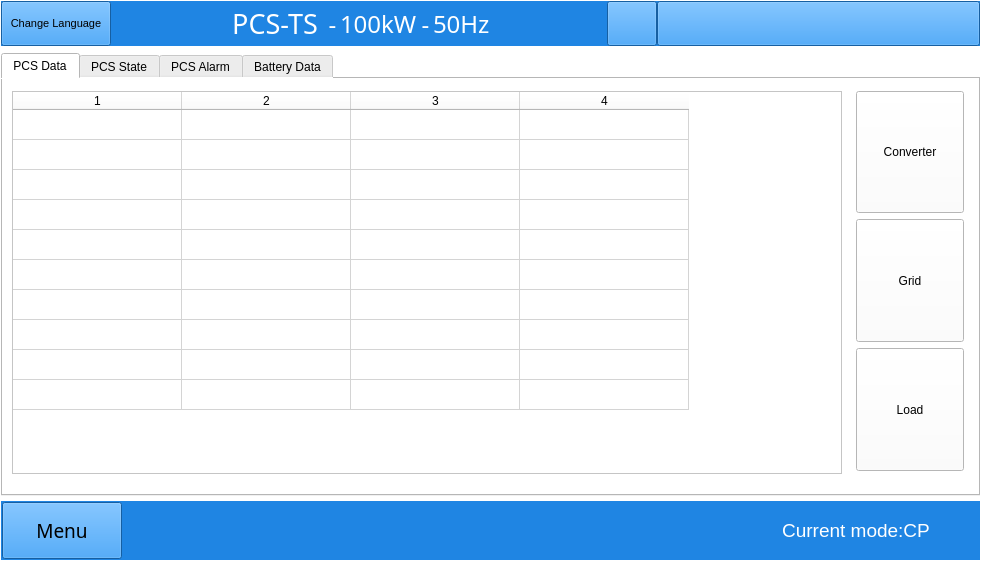
This is win.ui in megarevolpr/Win as Qt 5 draws it before an edit. The edited form follows.
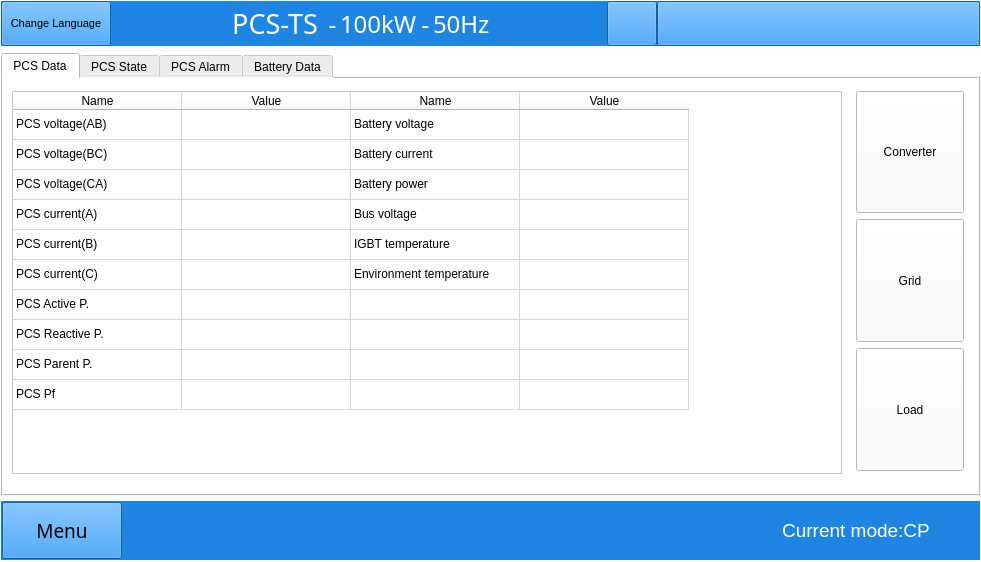
This is the edited form. The open tabs and pages were chosen to show the change. Icons and pictures are not drawn.

Diff of the .ui file:
```diff
--- a/win.ui
+++ b/win.ui
@@ -3846,24 +3846,104 @@
                      </row>
                      <column>
                       <property name="text">
-                       <string>1</string>
+                       <string>Name</string>
                       </property>
                      </column>
                      <column>
                       <property name="text">
-                       <string>2</string>
+                       <string>Value</string>
                       </property>
                      </column>
                      <column>
                       <property name="text">
-                       <string>3</string>
+                       <string>Name</string>
                       </property>
                      </column>
                      <column>
                       <property name="text">
-                       <string>4</string>
+                       <string>Value</string>
                       </property>
                      </column>
+                     <item row="0" column="0">
+                      <property name="text">
+                       <string>PCS voltage(AB)</string>
+                      </property>
+                     </item>
+                     <item row="0" column="2">
+                      <property name="text">
+                       <string>Battery voltage</string>
+                      </property>
+                     </item>
+                     <item row="1" column="0">
+                      <property name="text">
+                       <string>PCS voltage(BC)</string>
+                      </property>
+                     </item>
+                     <item row="1" column="2">
+                      <property name="text">
+                       <string>Battery current</string>
+                      </property>
+                     </item>
+                     <item row="2" column="0">
+                      <property name="text">
+                       <string>PCS voltage(CA)</string>
+                      </property>
+                     </item>
+                     <item row="2" column="2">
+                      <property name="text">
+                       <string>Battery power</string>
+                      </property>
+                     </item>
+                     <item row="3" column="0">
+                      <property name="text">
+                       <string>PCS current(A)</string>
+                      </property>
+                     </item>
+                     <item row="3" column="2">
+                      <property name="text">
+                       <string>Bus voltage</string>
+                      </property>
+                     </item>
+                     <item row="4" column="0">
+                      <property name="text">
+                       <string>PCS current(B)</string>
+                      </property>
+                     </item>
+                     <item row="4" column="2">
+                      <property name="text">
+                       <string>IGBT temperature</string>
+                      </property>
+                     </item>
+                     <item row="5" column="0">
+                      <property name="text">
+                       <string>PCS current(C)</string>
+                      </property>
+                     </item>
+                     <item row="5" column="2">
+                      <property name="text">
+                       <string>Environment temperature</string>
+                      </property>
+                     </item>
+                     <item row="6" column="0">
+                      <property name="text">
+                       <string>PCS Active P.</string>
+                      </property>
+                     </item>
+                     <item row="7" column="0">
+                      <property name="text">
+                       <string>PCS Reactive P.</string>
+                      </property>
+                     </item>
+                     <item row="8" column="0">
+                      <property name="text">
+                       <string>PCS Parent P.</string>
+                      </property>
+                     </item>
+                     <item row="9" column="0">
+                      <property name="text">
+                       <string>PCS Pf</string>
+                      </property>
+                     </item>
                     </widget>
                    </item>
                   </layout>
```
Left out of the diff: 2 changed lines with no effect on the pictures.
